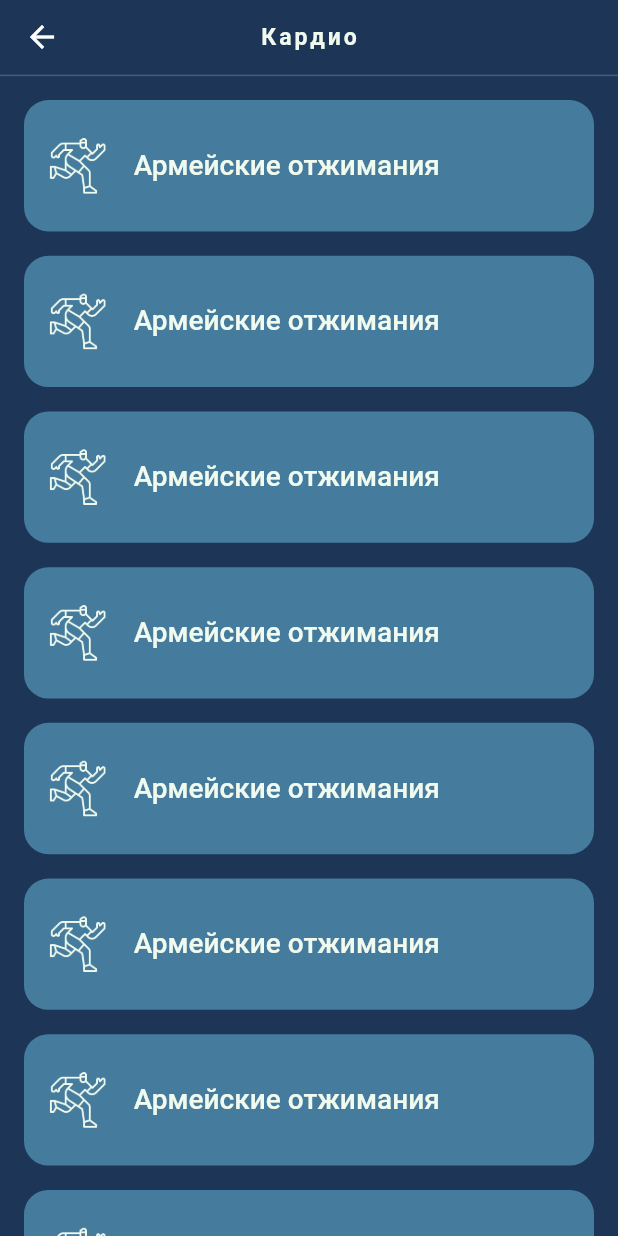
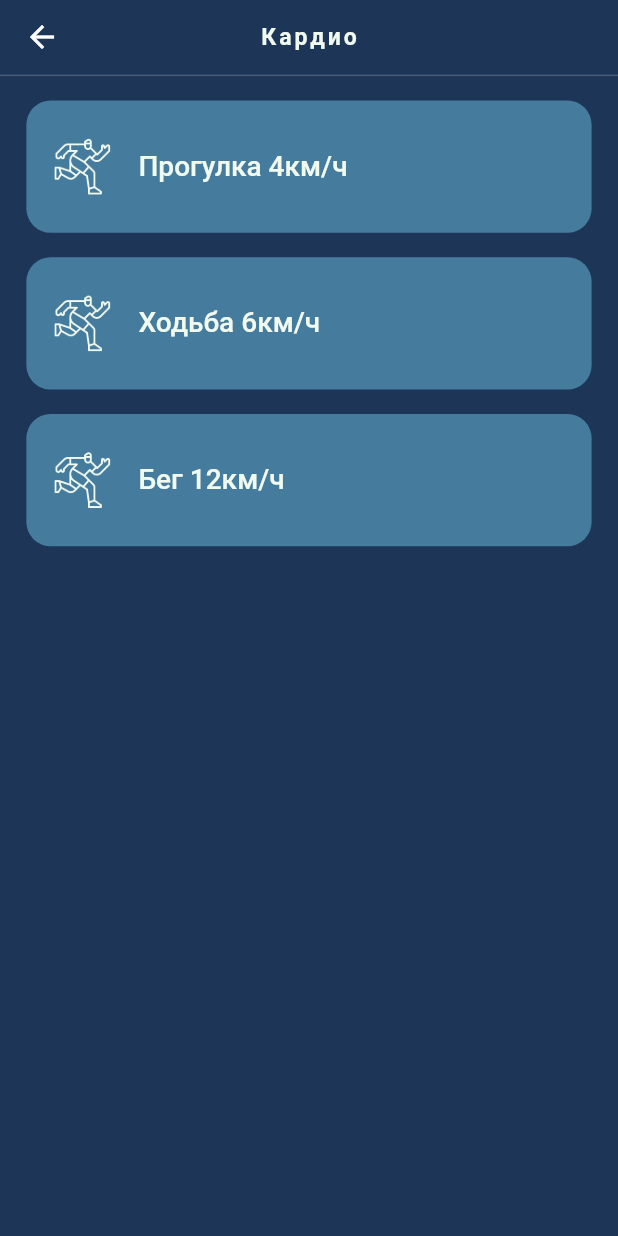
Before and after one commit to ViachaslauPratasenia/workout-tracker, a Flutter app: the ExerciseCategoriesScreen screen opened directly, after a tap on "Кардио", on a phone screen of 412 x 824 dp. Run offline on Flutter 3.47's test engine with Material 2 defaults, Android fonts, the phone set to English and light mode, and no system bars; our stand-ins replace flutter_screenutil, get.

Commit message:
added exercise size

```diff
--- /dev/null
+++ b/lib/models/categories.dart
@@ -0,0 +1,43 @@
+import 'package:workout_tracker/models/category.dart';
+import 'package:workout_tracker/models/exercise.dart';
+import 'package:workout_tracker/utils/images.dart';
+
+enum MainCategories {
+  upperBody,
+  lowerBody,
+  cardio,
+}
+
+List<Category> getMainCategories() {
+  return [
+    Category(title: 'Верх', imagePath: Images.upperBodyIcon),
+    Category(title: 'Низ', imagePath: Images.lowerBodyIcon),
+    Category(title: 'Кардио', imagePath: Images.cardioIcon),
+  ];
+}
+
+List<Exercise> getExercises() {
+  return [
+    Exercise(
+      title: 'Прогулка 4км/ч',
+      imagePath: '',
+      categoryType: MainCategories.cardio,
+    ),
+    Exercise(
+      title: 'Ходьба 6км/ч',
+      imagePath: '',
+      categoryType: MainCategories.cardio,
+    ),
+    Exercise(
+      title: 'Бег 12км/ч',
+      imagePath: '',
+      categoryType: MainCategories.cardio,
+    ),
+  ];
+}
+
+List<Exercise> getExercisesByCategory(MainCategories category) {
+  return getExercises()
+      .where((element) => element.categoryType == category)
+      .toList();
+}
--- a/lib/models/category.dart
+++ b/lib/models/category.dart
@@ -1,5 +1,5 @@
 import 'package:json_annotation/json_annotation.dart';
-import 'package:workout_tracker/utils/images.dart';
+import 'package:workout_tracker/models/categories.dart';
 
 part 'category.g.dart';
 
@@ -21,10 +21,15 @@ class Category {
   Map<String, dynamic> toJson() => _$CategoryToJson(this);
 }
 
-List<Category> getMainCategories() {
-  return [
-    Category(title: 'Верх', imagePath: Images.upperBodyIcon),
-    Category(title: 'Низ', imagePath: Images.lowerBodyIcon),
-    Category(title: 'Кардио', imagePath: Images.cardioIcon),
-  ];
+extension CategoryExt on Category {
+  MainCategories getTypeByCategory() {
+    switch (title) {
+      case 'Верх':
+        return MainCategories.upperBody;
+      case 'Низ':
+        return MainCategories.lowerBody;
+    }
+
+    return MainCategories.cardio;
+  }
 }
--- a/lib/pages/exercise_categories/exercise_categories_screen.dart
+++ b/lib/pages/exercise_categories/exercise_categories_screen.dart
@@ -1,11 +1,11 @@
 import 'package:flutter/material.dart';
 import 'package:flutter_screenutil/flutter_screenutil.dart';
 import 'package:get/get.dart';
-import 'package:workout_tracker/models/category.dart';
+import 'package:workout_tracker/models/categories.dart';
 import 'package:workout_tracker/pages/exercise_categories/components/exercise_category_item.dart';
 import 'package:workout_tracker/pages/exercise_list/exercise_list_screen.dart';
+import 'package:workout_tracker/utils/colors.dart';
 import 'package:workout_tracker/utils/ui_kit/app_bar.dart';
-import 'package:workout_tracker/utils/colors.dart';
 
 class ExerciseCategoriesScreen extends StatefulWidget {
   const ExerciseCategoriesScreen({Key? key}) : super(key: key);
--- a/lib/pages/exercise_list/exercise_list_item.dart
+++ b/lib/pages/exercise_list/exercise_list_item.dart
@@ -28,7 +28,7 @@ class ExerciseListItem extends StatelessWidget {
         ),
         onTap: () => onClicked(),
         child: Padding(
-          padding: EdgeInsets.symmetric(horizontal: 16, vertical: 24),
+          padding: EdgeInsets.symmetric(horizontal: 16.w, vertical: 24.h),
           child: Row(
             mainAxisSize: MainAxisSize.min,
             children: [
--- a/lib/pages/exercise_list/exercise_list_screen.dart
+++ b/lib/pages/exercise_list/exercise_list_screen.dart
@@ -1,5 +1,6 @@
 import 'package:flutter/material.dart';
 import 'package:flutter_screenutil/flutter_screenutil.dart';
+import 'package:workout_tracker/models/categories.dart';
 import 'package:workout_tracker/models/category.dart';
 import 'package:workout_tracker/pages/exercise_list/exercise_list_item.dart';
 import 'package:workout_tracker/utils/colors.dart';
@@ -14,6 +15,8 @@ class ExerciseListScreen extends StatelessWidget {
 
   @override
   Widget build(BuildContext context) {
+    var list = getExercisesByCategory(category.getTypeByCategory());
+
     return Scaffold(
       backgroundColor: kPrimaryColor,
       appBar: CustomAppBar(
@@ -21,15 +24,19 @@ class ExerciseListScreen extends StatelessWidget {
       ),
       body: SafeArea(
         child: Padding(
-          padding: EdgeInsets.only(top: 16, left: 16, right: 16),
+          padding: EdgeInsets.only(top: 16.h, left: 16.w, right: 16.w),
           child: ListView.builder(
-            itemCount: 16,
+            itemCount: list.length,
             itemBuilder: (context, index) {
-              // final item = likes[index];
+              final item = list[index];
 
               return Padding(
                 padding: EdgeInsets.only(bottom: 16.h),
-                child: ExerciseListItem(onClicked: () {}, imagePath: Images.cardioIcon, title: 'Армейские отжимания',),
+                child: ExerciseListItem(
+                  onClicked: () {},
+                  imagePath: Images.cardioIcon,
+                  title: item.title,
+                ),
               );
             },
           ),
```
Also changed, not shown: lib/models/exercise.dart (added, +27 -0 lines), lib/models/exercise.g.dart (added).
